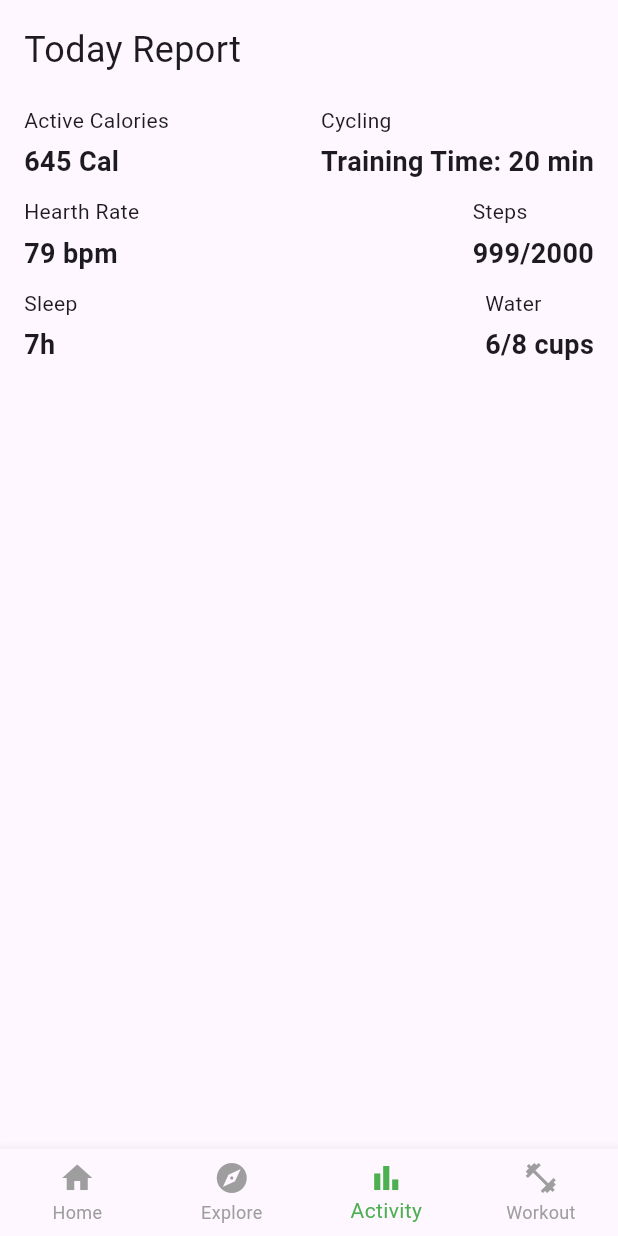
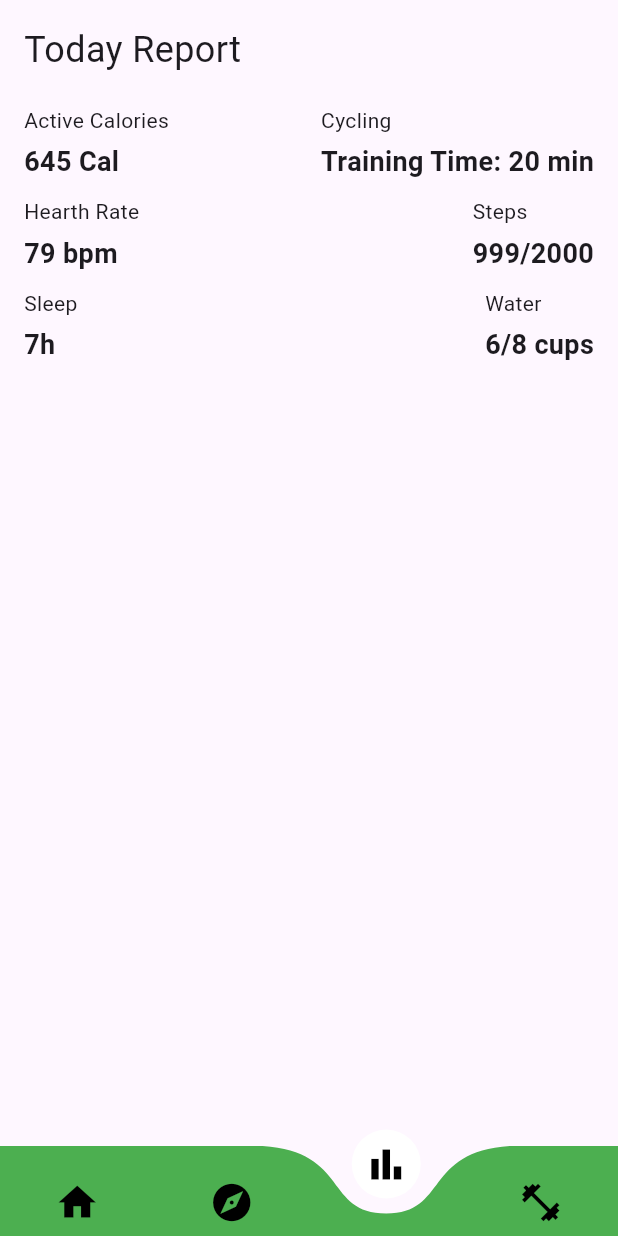
Before and after one commit to itsmedona/gym_app, a Flutter app: the BottomNavBar screen opened directly, item 3 of the bottom bar chosen, on a phone screen of 412 x 824 dp. Run offline on Flutter 3.47's test engine with Material 3 defaults, Android fonts, the phone set to English and light mode, and no system bars; drawn by our look-alikes of curved_navigation_bar; our stand-ins replace shared_preferences; accounts and stored records are empty.

Commit message:
third commit

```diff
--- a/lib/main.dart
+++ b/lib/main.dart
@@ -1,7 +1,5 @@
 import 'package:flutter/material.dart';
-//import 'package:gym_app_sample/view/screens/app_navigation_screen/app_navigation_screen.dart';
-//import 'package:gym_app_sample/view/screens/on_boarding_screen/on_boarding_screen.dart';
-import 'package:gym_app_sample/view/widgets/bottom_nav_bar.dart';
+import 'package:gym_app_sample/view/screens/on_boarding_screen/on_boarding_screen.dart';
 
 void main() {
   runApp(GymApp());
@@ -12,6 +10,7 @@ class GymApp extends StatelessWidget {
 
   @override
   Widget build(BuildContext context) {
-    return MaterialApp(debugShowCheckedModeBanner: false, home: BottomNavBar());
+    return MaterialApp(
+        debugShowCheckedModeBanner: false, home: OnboardingScreen());
   }
 }
--- a/lib/utils/image_constant.dart
+++ /dev/null
@@ -1,6 +0,0 @@
-class ImageConstant {
-  static String imagePath = 'assets/images';
-  static String imgButtonExplore = '$imagePath/explore_black.png';
-  static String imgButtonHome = '$imagePath/home_black.png';
-  static String imgSettings = '$imagePath/analytics_black,png';
-}
--- a/lib/view/screens/explore_screen/explore_screen.dart
+++ b/lib/view/screens/explore_screen/explore_screen.dart
@@ -45,7 +45,7 @@ class WorkoutRecommendationCard extends StatelessWidget {
           ClipRRect(
             borderRadius: BorderRadius.vertical(top: Radius.circular(10)),
             child: Image.asset(
-              'assets/workout_image.jpg', // Replace with actual image
+              'assets/images/workout.png',
               height: 150,
               width: double.infinity,
               fit: BoxFit.cover,
@@ -75,6 +75,7 @@ class WorkoutRecommendationCard extends StatelessWidget {
     );
   }
 }
+
 class ChallengeButton extends StatelessWidget {
   final String title;
 
@@ -84,10 +85,10 @@ class ChallengeButton extends StatelessWidget {
   Widget build(BuildContext context) {
     return GestureDetector(
       onTap: () {
-        // Define your navigation here or perform an action
         Navigator.push(
           context,
-          MaterialPageRoute(builder: (context) => ChallengeDetailScreen(title: title)),
+          MaterialPageRoute(
+              builder: (context) => ChallengeDetailScreen(title: title)),
         );
       },
       child: Container(
@@ -98,7 +99,7 @@ class ChallengeButton extends StatelessWidget {
         ),
         child: Column(
           children: [
-            Icon(Icons.fitness_center, size: 40), // Replace with an appropriate icon
+            Icon(Icons.fitness_center, size: 40),
             SizedBox(height: 10),
             Text(
               title,
@@ -110,6 +111,7 @@ class ChallengeButton extends StatelessWidget {
     );
   }
 }
+
 class ChallengeDetailScreen extends StatelessWidget {
   final String title;
 
--- a/lib/view/widgets/bottom_nav_bar.dart
+++ b/lib/view/widgets/bottom_nav_bar.dart
@@ -1,7 +1,7 @@
 import 'package:flutter/material.dart';
+import 'package:curved_navigation_bar/curved_navigation_bar.dart'; // Import the curved navigation bar package
 import 'package:gym_app_sample/view/screens/explore_screen/explore_screen.dart';
 import 'package:gym_app_sample/view/screens/home_screen/home_screen.dart';
-
 import 'package:gym_app_sample/view/screens/activity_screen/activity_screen.dart';
 import 'package:gym_app_sample/view/screens/workout_screen/workout_screen.dart';
 
@@ -14,45 +14,50 @@ class _BottomNavBarState extends State<BottomNavBar> {
   int _selectedIndex = 0;
 
   // List of Screens for each tab
-  final List<Widget> _screens = [
+  final List<Widget> screens = [
     HomeScreen(), // Home tab
     ExploreScreen(), // Explore tab
     ActivityScreen(), // Activity tab
     WorkoutScreen(), // Workout tab
   ];
 
-  void _onItemTapped(int index) {
-    setState(() {
-      _selectedIndex = index;
-    });
-  }
-
   @override
   Widget build(BuildContext context) {
     return Scaffold(
-      body: _screens[_selectedIndex], // Display the selected screen
-      bottomNavigationBar: BottomNavigationBar(
-        currentIndex: _selectedIndex, // Set the selected index
-        onTap: _onItemTapped, // Change the selected index on tap
-        type: BottomNavigationBarType.fixed, // Ensure icons don’t shift on tap
-        selectedItemColor: Colors.green, // Active tab color
-        unselectedItemColor: Colors.grey, // Inactive tab color
+      body: screens[_selectedIndex], // Display the selected screen
+      bottomNavigationBar: CurvedNavigationBar(
+        height: 60,
+        index: _selectedIndex, // Set the selected index
+        backgroundColor:
+            Colors.transparent, // Background color behind the navigation bar
+        color: Colors.green, // Bar color
+        buttonBackgroundColor: Colors.white, // Button (icon) background color
+        animationDuration: Duration(milliseconds: 300), // Animation speed
+        onTap: (index) {
+          setState(() {
+            _selectedIndex = index;
+          });
+        },
         items: const [
-          BottomNavigationBarItem(
-            icon: Icon(Icons.home),
-            label: 'Home',
+          Icon(
+            Icons.home,
+            size: 30,
+            color: Colors.black, // Icon color
           ),
-          BottomNavigationBarItem(
-            icon: Icon(Icons.explore),
-            label: 'Explore',
+          Icon(
+            Icons.explore,
+            size: 30,
+            color: Colors.black,
           ),
-          BottomNavigationBarItem(
-            icon: Icon(Icons.bar_chart),
-            label: 'Activity',
+          Icon(
+            Icons.bar_chart,
+            size: 30,
+            color: Colors.black,
           ),
-          BottomNavigationBarItem(
-            icon: Icon(Icons.fitness_center),
-            label: 'Workout',
+          Icon(
+            Icons.fitness_center,
+            size: 30,
+            color: Colors.black,
           ),
         ],
       ),
--- a/pubspec.yaml
+++ b/pubspec.yaml
@@ -37,6 +37,7 @@ dependencies:
   cupertino_icons: ^1.0.6
   get: ^4.6.6
   shared_preferences: ^2.3.2
+  curved_navigation_bar: ^1.0.6
 
 dev_dependencies:
   flutter_test:
```
Also changed, not shown: lib/view/screens/home_screen/home_screen.dart (+19 -9 lines), lib/view/screens/on_boarding_screen/on_boarding_screen.dart (+6 -5 lines), assets/images/analytics_black.png (deleted), assets/images/analytics_white.png (deleted), assets/images/explore_black.png (deleted), assets/images/explore_white.png (deleted), assets/images/home_black.png (deleted), assets/images/home_white.png (deleted), assets/images/knee_pushup.png (added), assets/images/onboarding.png (added), assets/images/profile_white.png (deleted), assets/images/pushup.png (added), assets/images/situp.png (added), assets/images/workout.png (added), 1 more files.
